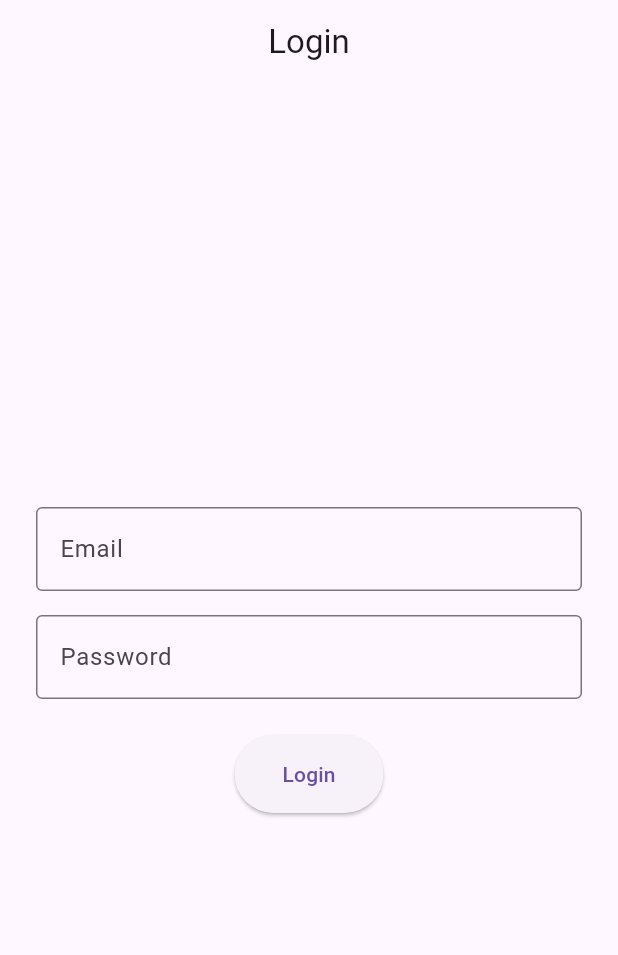
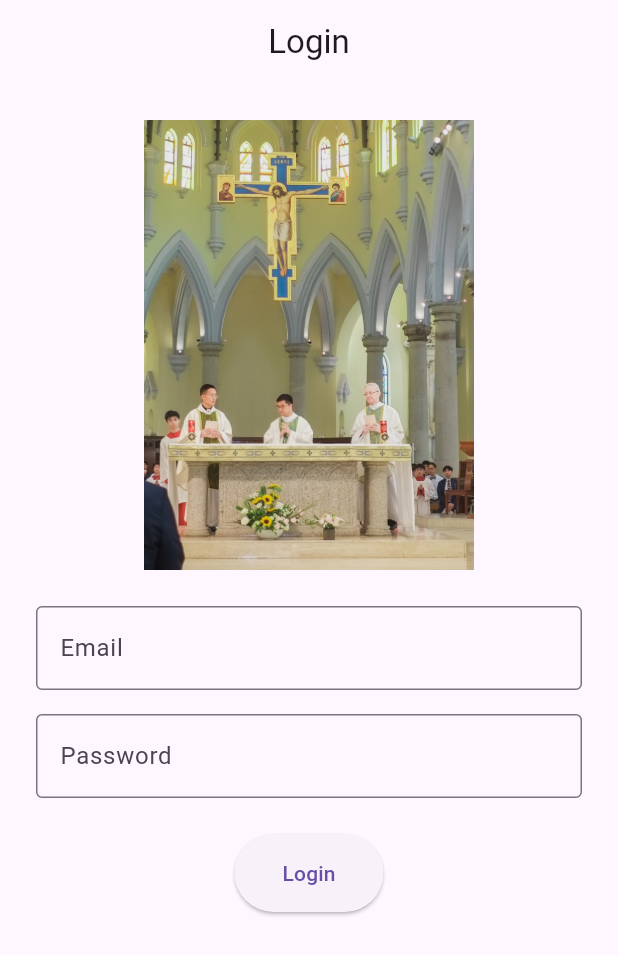
Before and after one commit to auw2025/appointment, a Flutter app: the screen it shows after launch, on a phone screen of 412 x 824 dp. Shown: the top 955 px of the screen. Run offline on Flutter 3.47's test engine with Material 3 defaults, Android fonts, the phone set to English and light mode, and no system bars; our stand-ins replace cloud_firestore, firebase_core, shared_preferences, syncfusion_flutter_calendar; missing offline and left inert: bcrypt; accounts and stored records are empty.

Commit message:
Add an image in login page

```diff
--- a/lib/login_page.dart
+++ b/lib/login_page.dart
@@ -1,8 +1,7 @@
-// login_page.dart
 import 'package:flutter/material.dart';
 import 'package:shared_preferences/shared_preferences.dart';
 import 'appointment_system.dart';
-import 'user_service.dart'; // <-- New import
+import 'user_service.dart';
 
 class LoginPage extends StatefulWidget {
   const LoginPage({Key? key}) : super(key: key);
@@ -16,7 +15,6 @@ class _LoginPageState extends State<LoginPage> {
   final TextEditingController _passwordController = TextEditingController();
   final GlobalKey<FormState> _formKey = GlobalKey<FormState>();
 
-  // Instantiate user service
   final UserService _userService = UserService();
 
   @override
@@ -25,7 +23,6 @@ class _LoginPageState extends State<LoginPage> {
     _loadSavedCredentials();
   }
 
-  /// Loads saved email and password from shared preferences.
   Future<void> _loadSavedCredentials() async {
     SharedPreferences prefs = await SharedPreferences.getInstance();
     String? savedEmail = prefs.getString('saved_email');
@@ -38,55 +35,44 @@ class _LoginPageState extends State<LoginPage> {
     }
   }
 
-  /// Saves the email and password to shared preferences.
   Future<void> _saveCredentials(String email, String password) async {
     SharedPreferences prefs = await SharedPreferences.getInstance();
     await prefs.setString('saved_email', email);
     await prefs.setString('saved_password', password);
   }
 
-  /// Validates and performs login using Firestore.
   void _validateAndLogin() async {
     if (_formKey.currentState!.validate()) {
       final email = _emailController.text.trim();
       final password = _passwordController.text;
 
       try {
-        // Attempt login through Firestore
         final role = await _userService.loginUser(
           email: email,
           password: password,
         );
 
         if (role != null) {
-          // If credentials are valid, save them locally for auto-fill
           await _saveCredentials(email, password);
 
-          // Navigate to AppointmentSystem, passing email + role
           Navigator.pushReplacement(
             context,
             MaterialPageRoute(
               builder: (context) => AppointmentSystem(
                 loggedUserEmail: email,
-                userRole: role, // <-- pass the role we got from Firestore
+                userRole: role,
               ),
             ),
           );
         } else {
-          // Log the error condition: login returned a null role.
           debugPrint('Login failed: role is null for email: $email');
-
-          // Display an error message if login fails.
           ScaffoldMessenger.of(context).showSnackBar(
             const SnackBar(content: Text('Invalid email or password')),
           );
         }
       } catch (e, stackTrace) {
-        // Log the error and its stack trace
         debugPrint('An exception occurred during login: $e');
         debugPrint('Stack trace: $stackTrace');
-
-        // Optionally, you can show a generic error message.
         ScaffoldMessenger.of(context).showSnackBar(
           const SnackBar(content: Text('An error occurred during login. Please try again.')),
         );
@@ -101,15 +87,23 @@ class _LoginPageState extends State<LoginPage> {
         title: const Text('Login'),
         centerTitle: true,
       ),
-      body: Center(
+      body: SingleChildScrollView(
         child: Padding(
           padding: const EdgeInsets.all(24.0),
-          child: Form(
+          child: Column(
+            children: [
+              // Display a larger image above the form fields.
+              Image.asset(
+                'assets/background.png',
+                height: 300, // Increased height for a bigger image.
+                fit: BoxFit.contain,
+              ),
+              const SizedBox(height: 24),
+              Form(
                 key: _formKey,
                 child: Column(
                   mainAxisSize: MainAxisSize.min,
                   children: [
-                // Email Text Field
                     TextFormField(
                       controller: _emailController,
                       decoration: const InputDecoration(
@@ -125,7 +119,6 @@ class _LoginPageState extends State<LoginPage> {
                       },
                     ),
                     const SizedBox(height: 16),
-                // Password Text Field
                     TextFormField(
                       controller: _passwordController,
                       decoration: const InputDecoration(
@@ -141,7 +134,6 @@ class _LoginPageState extends State<LoginPage> {
                       },
                     ),
                     const SizedBox(height: 24),
-                // Login Button
                     ElevatedButton(
                       onPressed: _validateAndLogin,
                       style: ElevatedButton.styleFrom(
@@ -155,6 +147,8 @@ class _LoginPageState extends State<LoginPage> {
                   ],
                 ),
               ),
+            ],
+          ),
         ),
       ),
     );
--- a/pubspec.yaml
+++ b/pubspec.yaml
@@ -63,8 +63,8 @@ flutter:
   uses-material-design: true
 
   # To add assets to your application, add an assets section, like this:
-  # assets:
-  #   - images/a_dot_burr.jpeg
+  assets:
+     - assets/background.png
   #   - images/a_dot_ham.jpeg
 
   # An image asset can refer to one or more resolution-specific "variants", see
```
Also changed, not shown: assets/background.png (added), 1 other file. Lines whose indentation alone changed are shown as unchanged.
